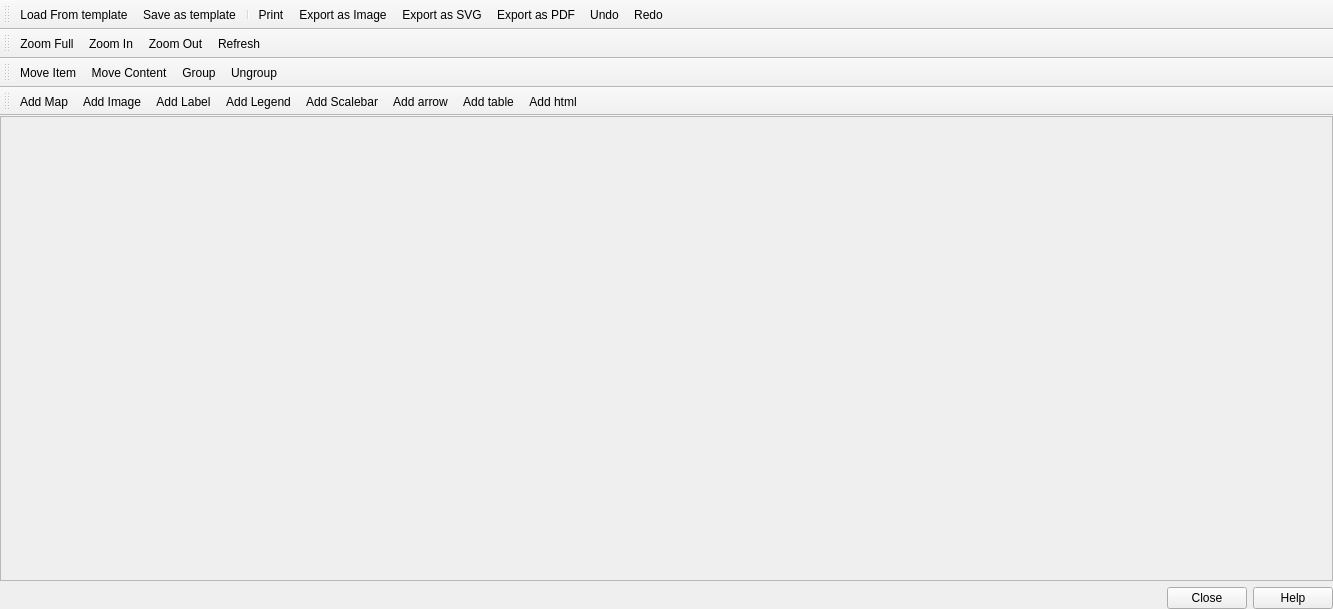
First picture: the form in src/ui/qgscomposerbase.ui, repository qgis/QGIS, before the edit.
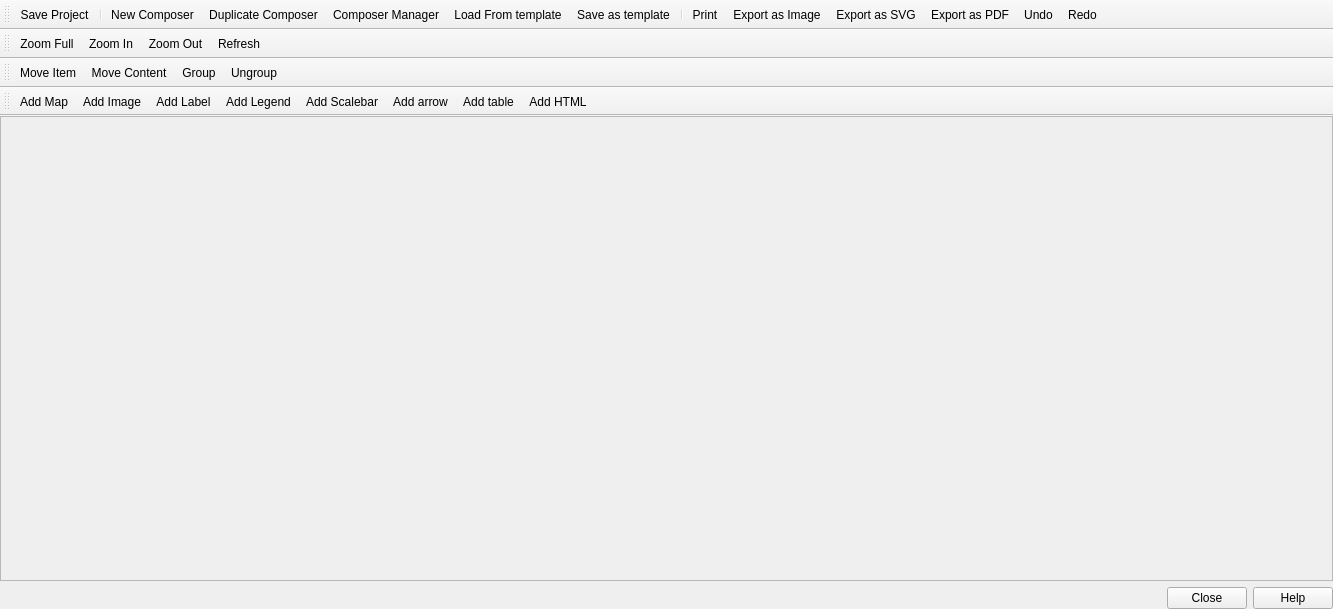
Second picture: the form after the edit. Icons and pictures are not drawn.

Commit message:
[FEATURE] Add duplicate function to composer manager and composer ui
- Addresses feature request #7203
- Add actions to composer that trigger main app's, instead of referencing
- Allows Ctrl(Cmd)-P to initiate printing (instead of a new composer)
- Allows Ctrl(Cmd)-N to create new composer
- Use new templateXML function when saving composer template

Diff of the .ui file:
```diff
--- a/src/ui/qgscomposerbase.ui
+++ b/src/ui/qgscomposerbase.ui
@@ -56,6 +56,11 @@
    <attribute name="toolBarBreak">
     <bool>false</bool>
    </attribute>
+   <addaction name="mActionSaveProject"/>
+   <addaction name="separator"/>
+   <addaction name="mActionNewComposer"/>
+   <addaction name="mActionDuplicateComposer"/>
+   <addaction name="mActionComposerManager"/>
    <addaction name="mActionLoadFromTemplate"/>
    <addaction name="mActionSaveAsTemplate"/>
    <addaction name="separator"/>
@@ -480,12 +485,50 @@
     <bool>true</bool>
    </property>
    <property name="text">
-    <string>Add html</string>
+    <string>Add HTML</string>
    </property>
    <property name="toolTip">
     <string>Add html frame</string>
    </property>
   </action>
+  <action name="mActionComposerManager">
+   <property name="text">
+    <string>Composer Manager</string>
+   </property>
+   <property name="toolTip">
+    <string>Composer Manager</string>
+   </property>
+  </action>
+  <action name="mActionNewComposer">
+   <property name="text">
+    <string>&amp;New Composer</string>
+   </property>
+   <property name="toolTip">
+    <string>New Composer</string>
+   </property>
+   <property name="shortcut">
+    <string>Ctrl+N</string>
+   </property>
+  </action>
+  <action name="mActionSaveProject">
+   <property name="text">
+    <string>&amp;Save Project</string>
+   </property>
+   <property name="toolTip">
+    <string>Save Project</string>
+   </property>
+   <property name="shortcut">
+    <string>Ctrl+S</string>
+   </property>
+  </action>
+  <action name="mActionDuplicateComposer">
+   <property name="text">
+    <string>&amp;Duplicate Composer</string>
+   </property>
+   <property name="toolTip">
+    <string>Duplicate Composer</string>
+   </property>
+  </action>
  </widget>
  <resources>
   <include location="../../images/images.qrc"/>
```
Left out of the diff: 6 changed lines with no effect on the pictures. The commit also changes 9 other files.
